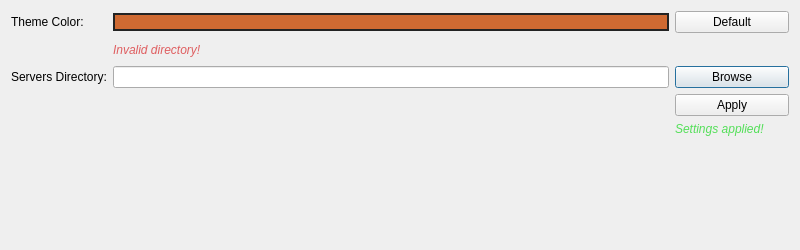
Qt form ui/settingsdialog.ui (metootem/TF2-Dedicated-Server-Manager) before a commit.
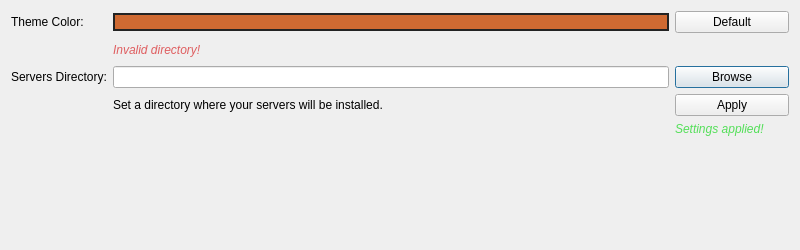
The same form after that commit. Icons and pictures are not drawn.

Commit message: Added a tip in settings dialog when server dir is invalid

```diff
--- a/ui/settingsdialog.ui
+++ b/ui/settingsdialog.ui
@@ -311,6 +311,13 @@
        </property>
       </widget>
      </item>
+     <item row="3" column="1">
+      <widget class="QLabel" name="lblTip">
+       <property name="text">
+        <string>Set a directory where your servers will be installed.</string>
+       </property>
+      </widget>
+     </item>
     </layout>
    </item>
   </layout>
```
The commit also changes 3 other files.
